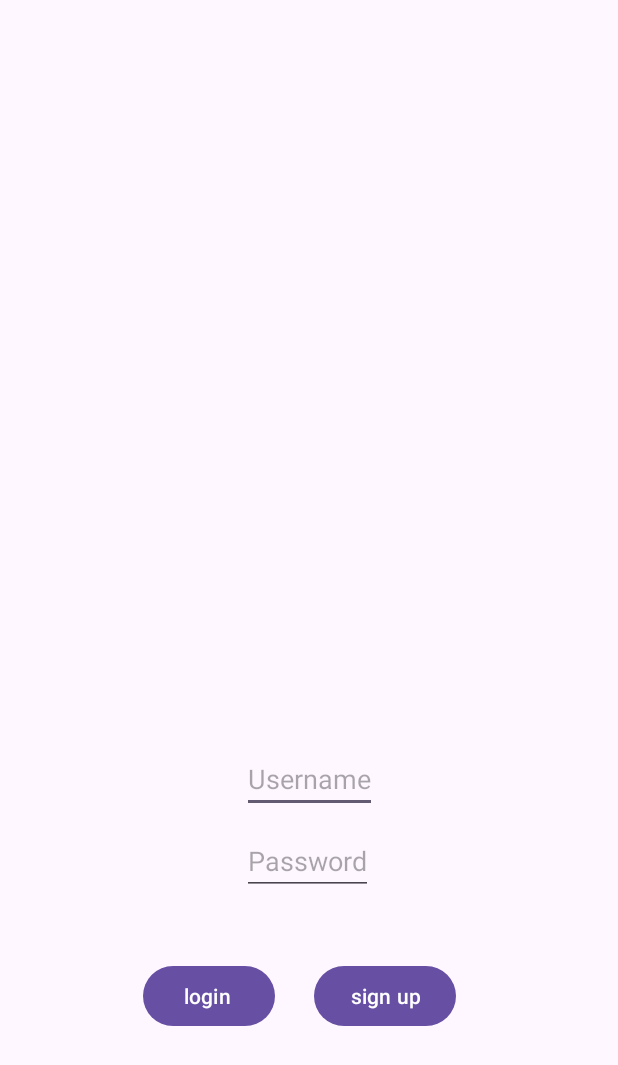
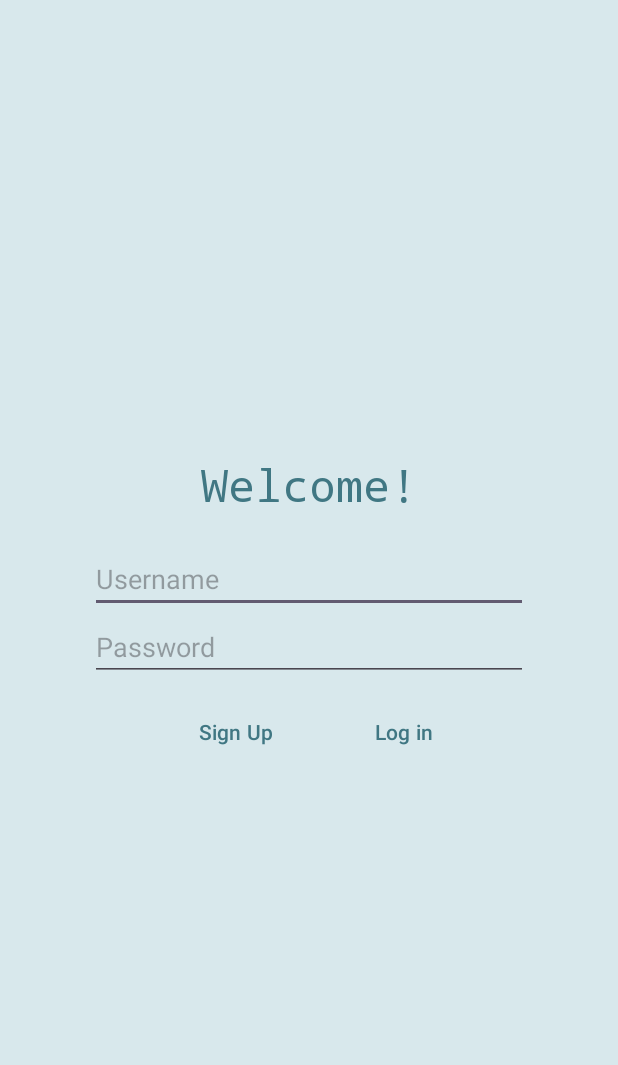
Before and after one commit to CMPUT301F23T29/agile-beast, an Android app: the screen it shows after launch (LoginActivity), on a phone screen of 412 x 824 dp. Shown: the top 1065 px of the screen. Run offline under Robolectric (Android 15) with nearby library versions, the phone set to English and light mode, and no system bars; our stand-ins replace Firebase (no records; nobody signed in at launch, a user with empty details on screens opened directly); libraries missing offline, so code that uses them is left out: org.mindrot.jbcrypt; 1 statement that could not run was skipped.

Commit message:
Refined activity_login.xml

```diff
--- a/app/src/main/res/layout/activity_login.xml
+++ b/app/src/main/res/layout/activity_login.xml
@@ -4,45 +4,69 @@
     xmlns:tools="http://schemas.android.com/tools"
     android:layout_width="match_parent"
     android:layout_height="match_parent"
-    tools:context=".View.LoginActivity">
+    tools:context=".View.LoginActivity"
+    android:background="@color/background">
+
+    <LinearLayout
+        android:layout_width="match_parent"
+        android:layout_height="wrap_content"
+        android:orientation="vertical"
+        app:layout_constraintBottom_toBottomOf="parent"
+        app:layout_constraintEnd_toEndOf="parent"
+        app:layout_constraintStart_toStartOf="parent"
+        app:layout_constraintTop_toTopOf="parent">
+
+        <TextView
+            android:layout_width="wrap_content"
+            android:layout_height="wrap_content"
+            android:layout_gravity="center"
+            android:fontFamily="monospace"
+            android:paddingBottom="20dp"
+            android:text="Welcome!"
+            android:textColor="@color/button_text"
+            android:textSize="30sp"></TextView>
 
         <EditText
             android:id="@+id/usernameEdt"
-        android:layout_width="wrap_content"
+            android:layout_width="match_parent"
             android:layout_height="wrap_content"
-        android:layout_marginBottom="282dp"
-        android:hint="Username"
-        app:layout_constraintBottom_toBottomOf="parent"
-        app:layout_constraintEnd_toEndOf="parent"
-        app:layout_constraintStart_toStartOf="parent"></EditText>
+            android:layout_marginHorizontal="60dp"
+            android:hint="Username" />
 
         <EditText
             android:id="@+id/passwordEdt"
-        android:layout_width="wrap_content"
+            android:layout_width="match_parent"
             android:layout_height="wrap_content"
-        android:layout_marginTop="9dp"
-        android:hint="Password"
-        app:layout_constraintStart_toStartOf="@+id/usernameEdt"
-        app:layout_constraintTop_toBottomOf="@+id/usernameEdt"></EditText>
+            android:layout_marginHorizontal="60dp"
+            android:hint="Password" />
+
+        <LinearLayout
+            android:layout_width="match_parent"
+            android:layout_height="wrap_content"
+            android:gravity="center"
+            android:padding="10dp">
 
             <Button
                 android:id="@+id/sign_up_button"
+                style="?android:attr/buttonBarButtonStyle"
                 android:layout_width="wrap_content"
                 android:layout_height="wrap_content"
-        android:layout_marginStart="26dp"
-        android:layout_marginTop="43dp"
-        android:text="sign up"
-        app:layout_constraintStart_toEndOf="@+id/login_button"
-        app:layout_constraintTop_toBottomOf="@+id/passwordEdt"></Button>
+                android:paddingHorizontal="30dp"
+                android:textColor="@color/button_text"
+                android:text="Sign Up"/>
 
             <Button
                 android:id="@+id/login_button"
+                style="?android:attr/buttonBarButtonStyle"
                 android:layout_width="wrap_content"
                 android:layout_height="wrap_content"
-        android:layout_marginEnd="65dp"
-        android:text="login "
-        app:layout_constraintBaseline_toBaselineOf="@+id/sign_up_button"
-        app:layout_constraintEnd_toEndOf="@+id/passwordEdt"></Button>
+                android:paddingHorizontal="30dp"
+                android:textColor="@color/button_text"
+                android:text="Log in" />
+
+        </LinearLayout>
+
+    </LinearLayout>
 
 
 </androidx.constraintlayout.widget.ConstraintLayout>
```
Lines whose indentation alone changed are shown as unchanged.
